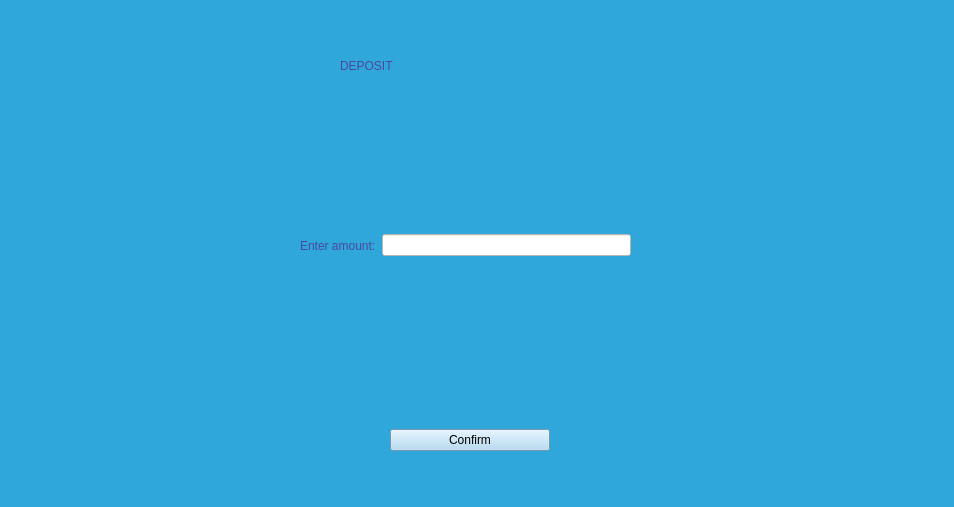
First picture: the form in view/deposit.ui, repository rawsashimi1604/1009_BankingSystem, before the edit.
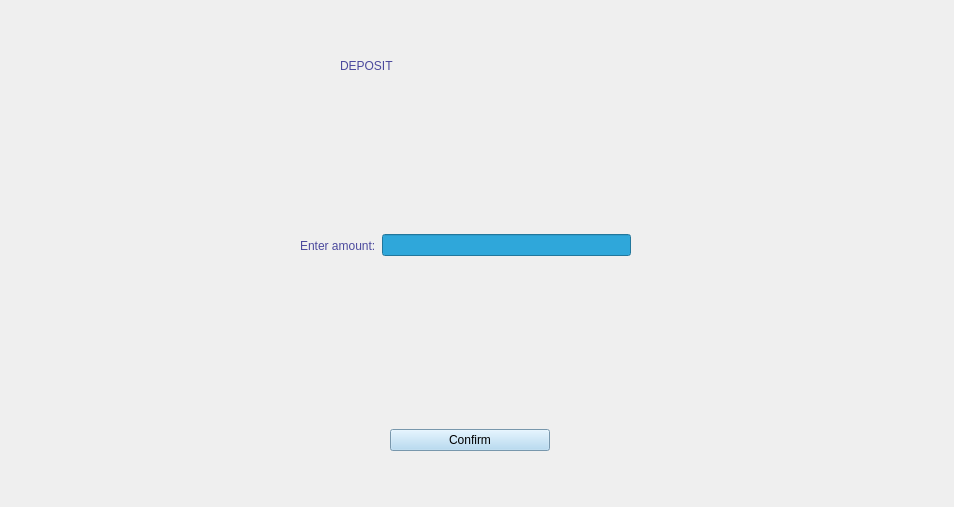
Second picture: the form after the edit.

What changed in the file:
```diff
--- a/view/deposit.ui
+++ b/view/deposit.ui
@@ -14,7 +14,7 @@
    <string>Form</string>
   </property>
   <property name="styleSheet">
-   <string notr="true">background-color: rgb(47, 167, 218);</string>
+   <string notr="true"/>
   </property>
   <widget class="QLabel" name="label">
    <property name="geometry">
@@ -57,7 +57,7 @@
     <item>
      <widget class="QLineEdit" name="lineEdit">
       <property name="styleSheet">
-       <string notr="true">background-color: rgb(255, 255, 255);</string>
+       <string notr="true">background-color: rgb(47, 167, 218);</string>
       </property>
      </widget>
     </item>
```
